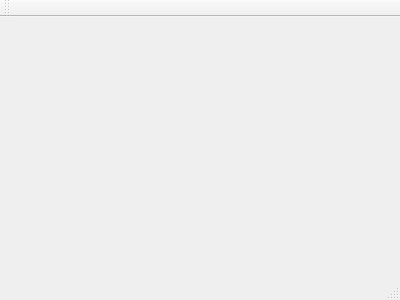
Old version of the form mainwindow.ui in the repository Jb00/Software1.
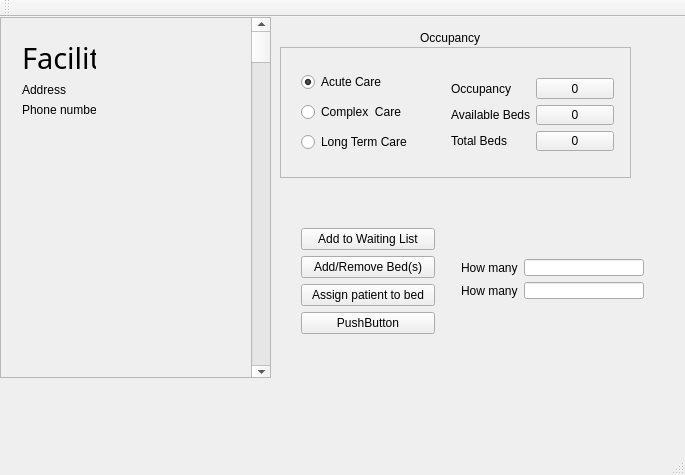
New version of the form.

What changed in the file:
```diff
--- a/mainwindow.ui
+++ b/mainwindow.ui
@@ -1,24 +1,317 @@
 <ui version="4.0">
  <class>MainWindow</class>
- <widget class="QMainWindow" name="MainWindow" >
-  <property name="geometry" >
+ <widget class="QMainWindow" name="MainWindow">
+  <property name="geometry">
    <rect>
     <x>0</x>
     <y>0</y>
-    <width>400</width>
-    <height>300</height>
+    <width>685</width>
+    <height>475</height>
    </rect>
   </property>
   <property name="windowTitle" >
    <string>MainWindow</string>
   </property>
-  <widget class="QMenuBar" name="menuBar" />
-  <widget class="QToolBar" name="mainToolBar" />
-  <widget class="QWidget" name="centralWidget" />
-  <widget class="QStatusBar" name="statusBar" />
+  <widget class="QWidget" name="centralWidget">
+   <widget class="QFrame" name="frame">
+    <property name="geometry">
+     <rect>
+      <x>280</x>
+      <y>30</y>
+      <width>351</width>
+      <height>131</height>
+     </rect>
+    </property>
+    <property name="frameShape">
+     <enum>QFrame::StyledPanel</enum>
+    </property>
+    <property name="frameShadow">
+     <enum>QFrame::Raised</enum>
+    </property>
+    <widget class="QWidget" name="layoutWidget_3">
+     <property name="geometry">
+      <rect>
+       <x>10</x>
+       <y>10</y>
+       <width>138</width>
+       <height>111</height>
+      </rect>
+     </property>
+     <layout class="QVBoxLayout" name="verticalLayout_2">
+      <item>
+       <widget class="QRadioButton" name="radioButton_4">
+        <property name="text">
+         <string>Acute Care</string>
+        </property>
+        <property name="checked">
+         <bool>true</bool>
+        </property>
+       </widget>
+      </item>
+      <item>
+       <widget class="QRadioButton" name="radioButton_5">
+        <property name="text">
+         <string>Complex  Care</string>
+        </property>
+       </widget>
+      </item>
+      <item>
+       <widget class="QRadioButton" name="radioButton_6">
+        <property name="text">
+         <string>Long Term Care</string>
+        </property>
+       </widget>
+      </item>
+     </layout>
+    </widget>
+    <widget class="QWidget" name="layoutWidget_4">
+     <property name="geometry">
+      <rect>
+       <x>160</x>
+       <y>20</y>
+       <width>185</width>
+       <height>95</height>
+      </rect>
+     </property>
+     <layout class="QGridLayout" name="gridLayout_3">
+      <item row="0" column="0">
+       <widget class="QLabel" name="label_7">
+        <property name="text">
+         <string>Occupancy</string>
+        </property>
+       </widget>
+      </item>
+      <item row="0" column="1">
+       <widget class="QPushButton" name="btn_occ_2">
+        <property name="text">
+         <string>0</string>
+        </property>
+       </widget>
+      </item>
+      <item row="1" column="0">
+       <widget class="QLabel" name="label_8">
+        <property name="text">
+         <string>Available Beds</string>
+        </property>
+       </widget>
+      </item>
+      <item row="1" column="1">
+       <widget class="QPushButton" name="btn_avai_2">
+        <property name="text">
+         <string>0</string>
+        </property>
+       </widget>
+      </item>
+      <item row="2" column="0">
+       <widget class="QLabel" name="label_9">
+        <property name="text">
+         <string>Total Beds</string>
+        </property>
+       </widget>
+      </item>
+      <item row="2" column="1">
+       <widget class="QPushButton" name="btn_total_2">
+        <property name="text">
+         <string>0</string>
+        </property>
+       </widget>
+      </item>
+     </layout>
+    </widget>
+   </widget>
+   <widget class="QWidget" name="layoutWidget_5">
+    <property name="geometry">
+     <rect>
+      <x>450</x>
+      <y>231</y>
+      <width>205</width>
+      <height>62</height>
+     </rect>
+    </property>
+    <layout class="QFormLayout" name="formLayout_2">
+     <item row="0" column="0">
+      <widget class="QLabel" name="label_10">
+       <property name="text">
+        <string>How many</string>
+       </property>
+      </widget>
+     </item>
+     <item row="0" column="1">
+      <widget class="QLineEdit" name="textAdd_2"/>
+     </item>
+     <item row="1" column="0">
+      <widget class="QLabel" name="label_11">
+       <property name="text">
+        <string>How many</string>
+       </property>
+      </widget>
+     </item>
+     <item row="1" column="1">
+      <widget class="QLineEdit" name="textAssign_2"/>
+     </item>
+    </layout>
+   </widget>
+   <widget class="QLabel" name="label">
+    <property name="geometry">
+     <rect>
+      <x>420</x>
+      <y>10</y>
+      <width>81</width>
+      <height>21</height>
+     </rect>
+    </property>
+    <property name="text">
+     <string>Occupancy</string>
+    </property>
+   </widget>
+   <widget class="QWidget" name="layoutWidget_7">
+    <property name="geometry">
+     <rect>
+      <x>290</x>
+      <y>200</y>
+      <width>156</width>
+      <height>128</height>
+     </rect>
+    </property>
+    <layout class="QGridLayout" name="gridLayout_4">
+     <item row="0" column="0">
+      <widget class="QPushButton" name="pushButton_3">
+       <property name="text">
+        <string>Add to Waiting List</string>
+       </property>
+      </widget>
+     </item>
+     <item row="1" column="0">
+      <widget class="QPushButton" name="pushButton_4">
+       <property name="text">
+        <string>Add/Remove Bed(s)</string>
+       </property>
+      </widget>
+     </item>
+     <item row="2" column="0">
+      <widget class="QPushButton" name="pushButton_7">
+       <property name="text">
+        <string>Assign patient to bed</string>
+       </property>
+      </widget>
+     </item>
+     <item row="3" column="0">
+      <widget class="QPushButton" name="pushButton_8">
+       <property name="text">
+        <string>PushButton</string>
+       </property>
+      </widget>
+     </item>
+    </layout>
+   </widget>
+   <widget class="QWidget" name="layoutWidget_8">
+    <property name="geometry">
+     <rect>
+      <x>0</x>
+      <y>0</y>
+      <width>2</width>
+      <height>2</height>
+     </rect>
+    </property>
+    <layout class="QVBoxLayout" name="verticalLayout_7"/>
+   </widget>
+   <widget class="QScrollArea" name="scrollArea">
+    <property name="geometry">
+     <rect>
+      <x>0</x>
+      <y>0</y>
+      <width>271</width>
+      <height>361</height>
+     </rect>
+    </property>
+    <property name="widgetResizable">
+     <bool>true</bool>
+    </property>
+    <widget class="QWidget" name="scrollAreaWidgetContents_2">
+     <property name="geometry">
+      <rect>
+       <x>0</x>
+       <y>0</y>
+       <width>269</width>
+       <height>359</height>
+      </rect>
+     </property>
+     <widget class="QScrollBar" name="verticalScrollBar_2">
+      <property name="geometry">
+       <rect>
+        <x>250</x>
+        <y>0</y>
+        <width>21</width>
+        <height>361</height>
+       </rect>
+      </property>
+      <property name="orientation">
+       <enum>Qt::Vertical</enum>
+      </property>
+     </widget>
+     <widget class="QWidget" name="layoutWidget_9">
+      <property name="geometry">
+       <rect>
+        <x>10</x>
+        <y>10</y>
+        <width>96</width>
+        <height>100</height>
+       </rect>
+      </property>
+      <layout class="QVBoxLayout" name="verticalLayout_4">
+       <item>
+        <widget class="QLabel" name="lb_Name_2">
+         <property name="font">
+          <font>
+           <family>AlArabiya</family>
+           <pointsize>22</pointsize>
+          </font>
+         </property>
+         <property name="text">
+          <string>Facility</string>
+         </property>
+        </widget>
+       </item>
+       <item>
+        <widget class="QLabel" name="lb_Addr_2">
+         <property name="text">
+          <string>Address</string>
+         </property>
+        </widget>
+       </item>
+       <item>
+        <widget class="QLabel" name="lb_Phone_2">
+         <property name="text">
+          <string>Phone number</string>
+         </property>
+        </widget>
+       </item>
+      </layout>
+     </widget>
+    </widget>
+   </widget>
+  </widget>
+  <widget class="QMenuBar" name="menuBar">
+   <property name="geometry">
+    <rect>
+     <x>0</x>
+     <y>0</y>
+     <width>685</width>
+     <height>25</height>
+    </rect>
+   </property>
+  </widget>
+  <widget class="QToolBar" name="mainToolBar">
+   <attribute name="toolBarArea">
+    <enum>TopToolBarArea</enum>
+   </attribute>
+   <attribute name="toolBarBreak">
+    <bool>false</bool>
+   </attribute>
+  </widget>
+  <widget class="QStatusBar" name="statusBar"/>
  </widget>
- <layoutDefault spacing="6" margin="11" />
- <pixmapfunction></pixmapfunction>
+ <layoutdefault spacing="6" margin="11"/>
  <resources/>
  <connections/>
 </ui>
```
Left out of the diff: 3 changed lines with no effect on the pictures.
